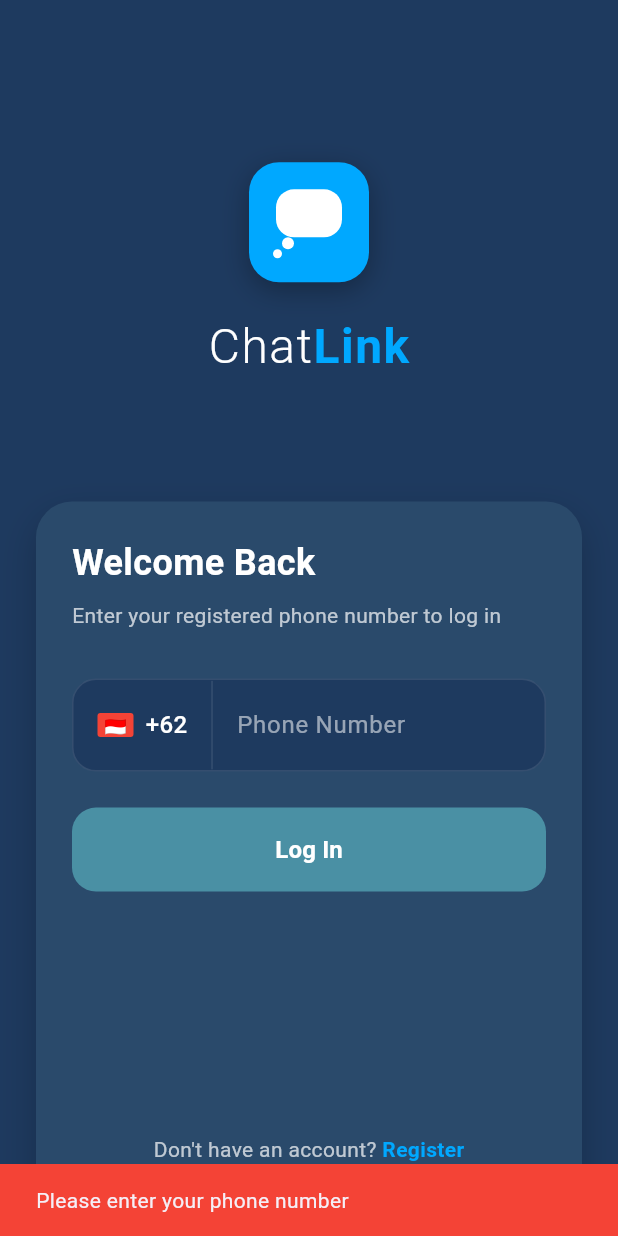
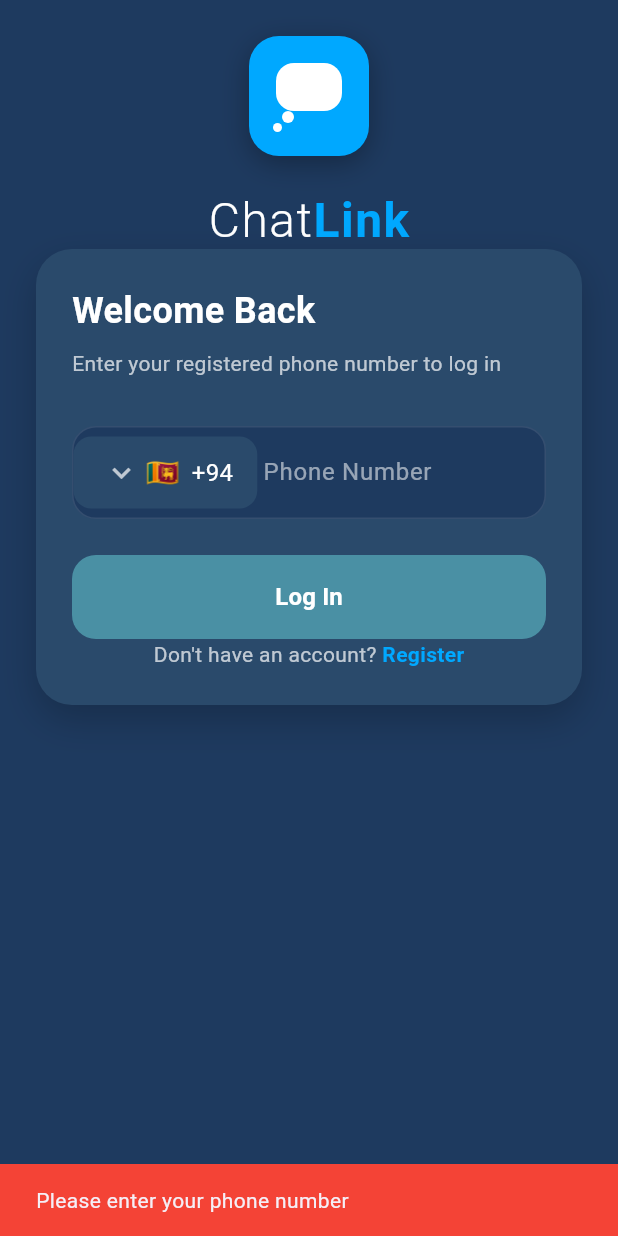
Before and after one commit to manusha0652/instant_messaging_app, a Flutter app: the screen it shows after launch, after a tap on "Log In", on a phone screen of 412 x 824 dp. Run offline on Flutter 3.47's test engine with Material 3 defaults, Android fonts, the phone set to English and light mode, and no system bars; drawn by our look-alikes of intl_phone_field; our stand-ins replace local_auth.

Commit message:
feat: Refactor login screen to integrate fingerprint authentication and streamline user login process

```diff
--- a/lib/screens/login_screen.dart
+++ b/lib/screens/login_screen.dart
@@ -1,5 +1,10 @@
 import 'package:flutter/material.dart';
-import 'otp_verification_screen.dart';
+import 'fingerprint_authentication.dart';
+import 'profile_setup_screen.dart';
+import 'package:intl_phone_field/intl_phone_field.dart';
+import '../services/database_service.dart';
+import '../services/user_session_service.dart';
+import '../models/user.dart';
 
 class LoginScreen extends StatefulWidget {
   const LoginScreen({super.key});
@@ -9,18 +14,13 @@
 }
 
 class _LoginScreenState extends State<LoginScreen> {
-  final TextEditingController _phoneController = TextEditingController();
-  String selectedCountryCode = '+62';
+  String completePhoneNumber = '';
   bool isLoading = false;
-
-  @override
-  void dispose() {
-    _phoneController.dispose();
-    super.dispose();
-  }
+  final DatabaseService _databaseService = DatabaseService();
+  final UserSessionService _sessionService = UserSessionService();
 
   void _handleLogin() async {
-    if (_phoneController.text.trim().isEmpty) {
+    if (completePhoneNumber.trim().isEmpty) {
       ScaffoldMessenger.of(context).showSnackBar(
         const SnackBar(
           content: Text('Please enter your phone number'),
@@ -34,29 +34,49 @@
       isLoading = true;
     });
 
-    // Simulate API call
-    await Future.delayed(const Duration(seconds: 2));
+    try {
+      // Check if user exists in database
+      final User? existingUser = await _databaseService.getUserByPhone(
+        completePhoneNumber,
+      );
 
-    if (mounted) {
       setState(() {
         isLoading = false;
       });
 
-      // Navigate to OTP verification screen
+      if (existingUser != null) {
+        // Existing user - go directly to fingerprint authentication
         Navigator.push(
           context,
           MaterialPageRoute(
-          builder: (context) => OTPVerificationScreen(
-            phoneNumber: '$selectedCountryCode ${_phoneController.text.trim()}',
-            isNewUser: false, // Existing user login
+            builder: (context) => FingerprintAuthScreen(
+              phoneNumber: completePhoneNumber,
+              isSetup: false, // Authentication mode for existing users
             ),
           ),
+        );
+      } else {
+        // User not found
+        ScaffoldMessenger.of(context).showSnackBar(
+          const SnackBar(
+            content: Text('User not found. Please register first.'),
+            backgroundColor: Colors.orange,
+          ),
+        );
+      }
+    } catch (e) {
+      setState(() {
+        isLoading = false;
+      });
+
+      ScaffoldMessenger.of(context).showSnackBar(
+        SnackBar(content: Text('Error: $e'), backgroundColor: Colors.red),
       );
     }
   }
 
   void _handleRegister() {
-    if (_phoneController.text.trim().isEmpty) {
+    if (completePhoneNumber.trim().isEmpty) {
       ScaffoldMessenger.of(context).showSnackBar(
         const SnackBar(
           content: Text('Please enter your phone number'),
@@ -66,16 +86,39 @@
       return;
     }
 
-    // Navigate to OTP verification for new user registration
+    // Navigate to profile setup for new user registration
     Navigator.push(
       context,
       MaterialPageRoute(
-        builder: (context) => OTPVerificationScreen(
-          phoneNumber: '$selectedCountryCode ${_phoneController.text.trim()}',
-          isNewUser: true, // New user registration
-        ),
+        builder: (context) =>
+            ProfileSetupScreen(phoneNumber: completePhoneNumber),
       ),
     );
+  }
+
+  void _handleExistingUserLogin() async {
+    // Get last authenticated user for quick access
+    final String? lastUser = await _sessionService.getLastAuthenticatedUser();
+
+    if (lastUser != null) {
+      // Navigate to fingerprint authentication
+      Navigator.push(
+        context,
+        MaterialPageRoute(
+          builder: (context) =>
+              FingerprintAuthScreen(phoneNumber: lastUser, isSetup: false),
+        ),
+      );
+    } else {
+      ScaffoldMessenger.of(context).showSnackBar(
+        const SnackBar(
+          content: Text(
+            'No previous user found. Please enter your phone number.',
+          ),
+          backgroundColor: Colors.orange,
+        ),
+      );
+    }
   }
 
   @override
@@ -83,8 +126,16 @@
     return Scaffold(
       backgroundColor: const Color(0xFF1E3A5F), // Dark blue background
       body: SafeArea(
-        child: Padding(
+        child: SingleChildScrollView(
           padding: const EdgeInsets.all(24.0),
+          child: ConstrainedBox(
+            constraints: BoxConstraints(
+              minHeight:
+                  MediaQuery.of(context).size.height -
+                  MediaQuery.of(context).padding.top -
+                  MediaQuery.of(context).padding.bottom -
+                  48,
+            ),
             child: Column(
               children: [
                 // Top section with logo and title
@@ -194,7 +245,7 @@
                       borderRadius: BorderRadius.circular(24),
                       boxShadow: [
                         BoxShadow(
-                        color: Colors.black.withOpacity(0.2),
+                          color: Colors.black.withValues(alpha: 0.2),
                           blurRadius: 20,
                           offset: const Offset(0, 10),
                         ),
@@ -223,86 +274,154 @@
 
                         const SizedBox(height: 32),
 
+                        // Quick Access for Existing Users
+                        FutureBuilder<bool>(
+                          future: _sessionService.hasLoggedInBefore(),
+                          builder: (context, snapshot) {
+                            if (snapshot.data == true) {
+                              return Column(
+                                children: [
+                                  // Quick Access Button
+                                  SizedBox(
+                                    width: double.infinity,
+                                    height: 56,
+                                    child: ElevatedButton.icon(
+                                      onPressed: _handleExistingUserLogin,
+                                      style: ElevatedButton.styleFrom(
+                                        backgroundColor: const Color(
+                                          0xFF00A8FF,
+                                        ),
+                                        foregroundColor: Colors.white,
+                                        shape: RoundedRectangleBorder(
+                                          borderRadius: BorderRadius.circular(
+                                            16,
+                                          ),
+                                        ),
+                                        elevation: 0,
+                                      ),
+                                      icon: const Icon(
+                                        Icons.fingerprint,
+                                        size: 24,
+                                      ),
+                                      label: const Text(
+                                        'Quick Access',
+                                        style: TextStyle(
+                                          fontSize: 16,
+                                          fontWeight: FontWeight.w600,
+                                        ),
+                                      ),
+                                    ),
+                                  ),
+
+                                  const SizedBox(height: 24),
+
+                                  // Divider
+                                  Row(
+                                    children: [
+                                      Expanded(
+                                        child: Divider(
+                                          color: Colors.white.withValues(
+                                            alpha: 0.3,
+                                          ),
+                                          thickness: 1,
+                                        ),
+                                      ),
+                                      const Padding(
+                                        padding: EdgeInsets.symmetric(
+                                          horizontal: 16,
+                                        ),
+                                        child: Text(
+                                          'OR',
+                                          style: TextStyle(
+                                            color: Colors.white54,
+                                            fontSize: 14,
+                                          ),
+                                        ),
+                                      ),
+                                      Expanded(
+                                        child: Divider(
+                                          color: Colors.white.withValues(
+                                            alpha: 0.3,
+                                          ),
+                                          thickness: 1,
+                                        ),
+                                      ),
+                                    ],
+                                  ),
+
+                                  const SizedBox(height: 24),
+                                ],
+                              );
+                            }
+                            return const SizedBox.shrink();
+                          },
+                        ),
+
                         // Phone number input
                         Container(
                           decoration: BoxDecoration(
                             color: const Color(0xFF1E3A5F),
                             borderRadius: BorderRadius.circular(16),
                             border: Border.all(
-                            color: Colors.white.withOpacity(0.1),
+                              color: Colors.white.withValues(alpha: 0.1),
                               width: 1,
                             ),
                           ),
-                        child: Row(
-                          children: [
-                            // Country code selector
-                            Container(
-                              padding: const EdgeInsets.symmetric(
+                          child: IntlPhoneField(
+                            initialCountryCode: 'LK', // Sri Lanka as default
+                            decoration: InputDecoration(
+                              hintText: 'Phone Number',
+                              hintStyle: const TextStyle(
+                                color: Colors.white54,
+                                fontSize: 16,
+                              ),
+                              border: InputBorder.none,
+                              contentPadding: const EdgeInsets.symmetric(
                                 horizontal: 16,
                                 vertical: 18,
                               ),
-                              decoration: BoxDecoration(
-                                border: Border(
-                                  right: BorderSide(
-                                    color: Colors.white.withOpacity(0.1),
-                                    width: 1,
+                              counterText: '', // Hide the character counter
                             ),
-                                ),
-                              ),
-                              child: Row(
-                                children: [
-                                  // Indonesian flag emoji/icon
-                                  Container(
-                                    width: 24,
-                                    height: 16,
-                                    decoration: BoxDecoration(
-                                      borderRadius: BorderRadius.circular(2),
-                                      color: Colors.red,
-                                    ),
-                                    child: const Center(
-                                      child: Text(
-                                        '🇮🇩',
-                                        style: TextStyle(fontSize: 12),
-                                      ),
-                                    ),
-                                  ),
-                                  const SizedBox(width: 8),
-                                  Text(
-                                    selectedCountryCode,
-                                    style: const TextStyle(
-                                      color: Colors.white,
-                                      fontSize: 16,
-                                      fontWeight: FontWeight.w500,
-                                    ),
-                                  ),
-                                ],
-                              ),
-                            ),
-
-                            // Phone number input field
-                            Expanded(
-                              child: TextField(
-                                controller: _phoneController,
-                                keyboardType: TextInputType.phone,
                             style: const TextStyle(
                               color: Colors.white,
                               fontSize: 16,
                             ),
-                                decoration: const InputDecoration(
-                                  hintText: 'Phone Number',
-                                  hintStyle: TextStyle(
-                                    color: Colors.white54,
+                            dropdownTextStyle: const TextStyle(
+                              color: Colors.white,
                               fontSize: 16,
                             ),
-                                  border: InputBorder.none,
-                                  contentPadding: EdgeInsets.symmetric(
-                                    horizontal: 16,
-                                    vertical: 18,
+                            dropdownIcon: Icon(
+                              Icons.keyboard_arrow_down,
+                              color: Colors.white.withValues(alpha: 0.7),
                             ),
+                            flagsButtonPadding: const EdgeInsets.only(
+                              left: 16,
+                              right: 8,
                             ),
+                            dropdownDecoration: BoxDecoration(
+                              color: const Color(0xFF2A4A6B),
+                              borderRadius: BorderRadius.circular(12),
                             ),
-                            ),
-                          ],
+                            searchText: 'Search countries...',
+                            onChanged: (phone) {
+                              setState(() {
+                                completePhoneNumber = phone.completeNumber;
+                              });
+                            },
+                            onCountryChanged: (country) {
+                              // Optional: Handle country change
+                              print('Country changed to: ${country.name}');
+                            },
+                            validator: (phone) {
+                              if (phone == null || phone.number.isEmpty) {
+                                return 'Please enter your phone number';
+                              }
+                              return null;
+                            },
+                            keyboardType: TextInputType.phone,
+                            textInputAction: TextInputAction.done,
+                            showDropdownIcon: true,
+                            autovalidateMode: AutovalidateMode.disabled,
                           ),
                         ),
 
@@ -379,6 +498,7 @@
             ),
           ),
         ),
+      ),
     );
   }
 }
```
Lines whose indentation alone changed are shown as unchanged.
